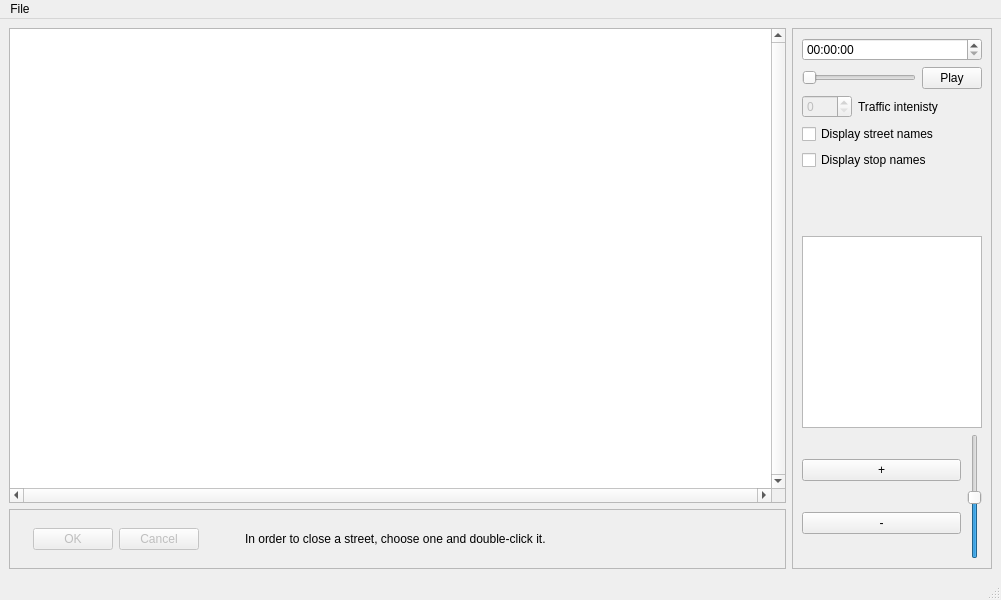
First picture: the form in src/traffic/mainwindow.ui, repository pirxus/VUT-FIT-ICP-project, before the edit.
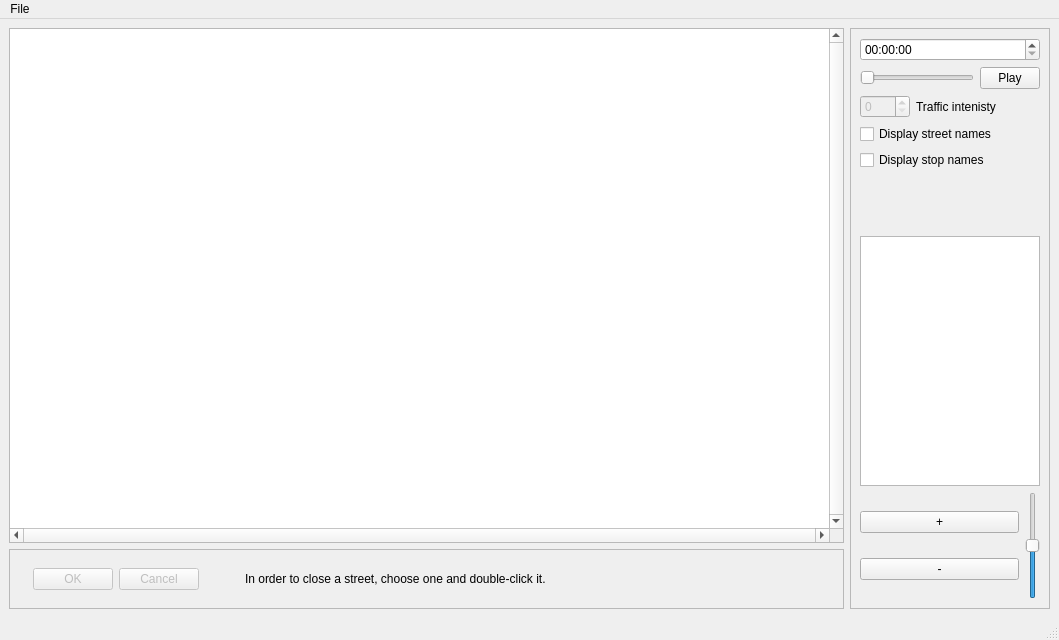
Second picture: the form after the edit.

Commit message: change label order, itinerary goes down, load actions only allowed once, enlarge stop size

The edit to the form file:
```diff
--- a/src/traffic/mainwindow.ui
+++ b/src/traffic/mainwindow.ui
@@ -9,8 +9,8 @@
    <rect>
     <x>0</x>
     <y>0</y>
-    <width>1001</width>
-    <height>600</height>
+    <width>1059</width>
+    <height>640</height>
    </rect>
   </property>
   <property name="sizePolicy">
@@ -207,6 +207,13 @@
         <layout class="QHBoxLayout" name="horizontalLayout_6">
          <item>
           <layout class="QVBoxLayout" name="verticalLayout_2">
+           <item>
+            <widget class="QLabel" name="lineNumber">
+             <property name="text">
+              <string/>
+             </property>
+            </widget>
+           </item>
            <item>
             <widget class="QLabel" name="nextStop">
              <property name="text">
@@ -221,17 +228,20 @@
              </property>
             </widget>
            </item>
-           <item>
-            <widget class="QLabel" name="lineNumber">
-             <property name="text">
-              <string/>
-             </property>
-            </widget>
-           </item>
           </layout>
          </item>
          <item>
           <layout class="QVBoxLayout" name="verticalLayout_4">
+           <item>
+            <widget class="QLabel" name="lineNumberValue">
+             <property name="inputMethodHints">
+              <set>Qt::ImhNone</set>
+             </property>
+             <property name="text">
+              <string/>
+             </property>
+            </widget>
+           </item>
            <item>
             <widget class="QLabel" name="nextStopName">
              <property name="text">
@@ -249,22 +259,19 @@
              </property>
             </widget>
            </item>
-           <item>
-            <widget class="QLabel" name="lineNumberValue">
-             <property name="inputMethodHints">
-              <set>Qt::ImhNone</set>
-             </property>
-             <property name="text">
-              <string/>
-             </property>
-            </widget>
-           </item>
           </layout>
          </item>
         </layout>
        </item>
        <item>
-        <widget class="QGraphicsView" name="itineraryView"/>
+        <widget class="QGraphicsView" name="itineraryView">
+         <property name="minimumSize">
+          <size>
+           <width>0</width>
+           <height>250</height>
+          </size>
+         </property>
+        </widget>
        </item>
        <item>
         <layout class="QHBoxLayout" name="horizontalLayout_2">
@@ -356,7 +363,7 @@
     <rect>
      <x>0</x>
      <y>0</y>
-     <width>1001</width>
+     <width>1059</width>
      <height>26</height>
     </rect>
    </property>
```
The commit also changes 4 other files.
